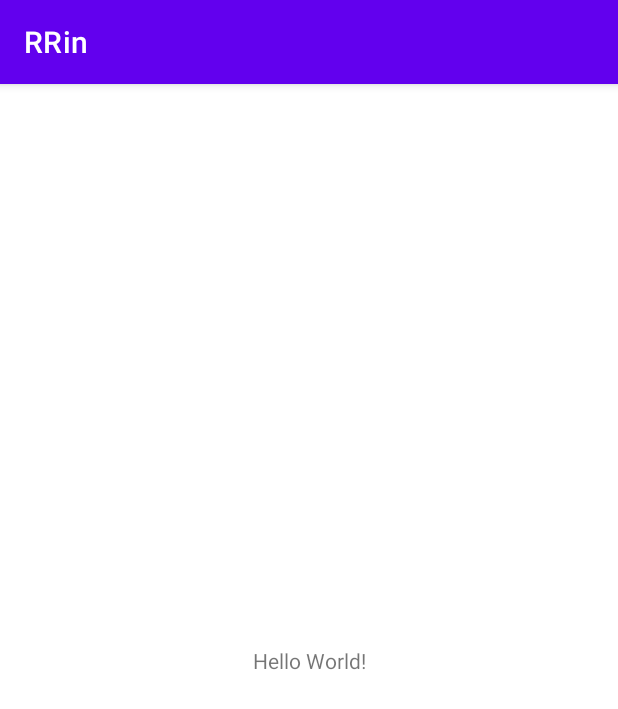
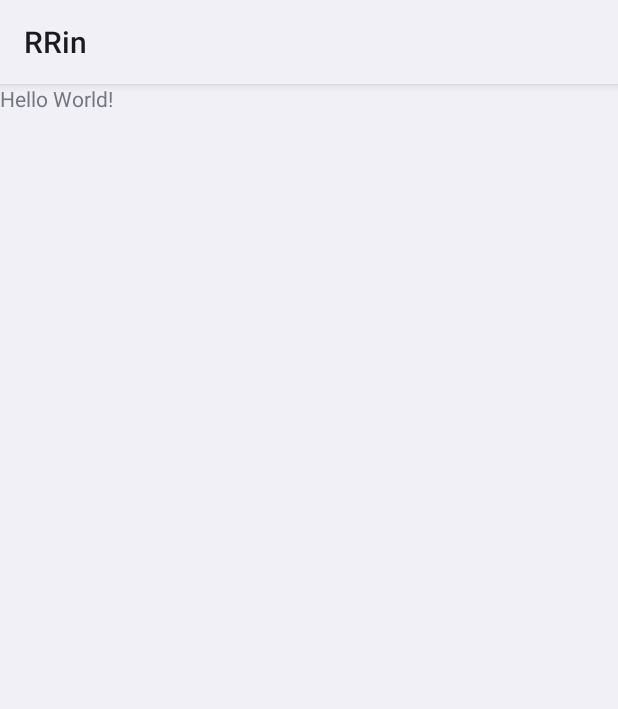
Before and after one commit to notSorin/RRin, an Android app: the screen it shows after launch (MainActivity), on a phone screen of 412 x 824 dp. Shown: the top 709 px of the screen. Run offline under Robolectric (Android 15) with nearby library versions, the phone set to English and light mode, and no system bars.

Commit message:
Removed unnecessary dependencies and repositories. Removed unnecessary theme. Modified the default theme to not use Material Components. Switched from AppCompatActivity to Activity.

```diff
--- a/app/build.gradle
+++ b/app/build.gradle
@@ -30,10 +30,4 @@ android {
 
 dependencies {
 
-    implementation 'androidx.appcompat:appcompat:1.2.0'
-    implementation 'com.google.android.material:material:1.2.1'
-    implementation 'androidx.constraintlayout:constraintlayout:2.0.1'
-    testImplementation 'junit:junit:4.+'
-    androidTestImplementation 'androidx.test.ext:junit:1.1.2'
-    androidTestImplementation 'androidx.test.espresso:espresso-core:3.3.0'
 }
--- a/app/src/main/java/es/sorin/rrin/MainActivity.java
+++ b/app/src/main/java/es/sorin/rrin/MainActivity.java
@@ -1,9 +1,9 @@
 package es.sorin.rrin;
 
-import androidx.appcompat.app.AppCompatActivity;
+import android.app.Activity;
 import android.os.Bundle;
 
-public class MainActivity extends AppCompatActivity
+public class MainActivity extends Activity
 {
     @Override
     protected void onCreate(Bundle savedInstanceState)
--- a/app/src/main/res/layout/activity_main.xml
+++ b/app/src/main/res/layout/activity_main.xml
@@ -1,18 +1,15 @@
 <?xml version="1.0" encoding="utf-8"?>
-<androidx.constraintlayout.widget.ConstraintLayout xmlns:android="http://schemas.android.com/apk/res/android"
+<LinearLayout xmlns:android="http://schemas.android.com/apk/res/android"
     xmlns:app="http://schemas.android.com/apk/res-auto"
     xmlns:tools="http://schemas.android.com/tools"
     android:layout_width="match_parent"
     android:layout_height="match_parent"
+    android:orientation="vertical"
     tools:context=".MainActivity">
 
     <TextView
         android:layout_width="wrap_content"
         android:layout_height="wrap_content"
-        android:text="Hello World!"
-        app:layout_constraintBottom_toBottomOf="parent"
-        app:layout_constraintLeft_toLeftOf="parent"
-        app:layout_constraintRight_toRightOf="parent"
-        app:layout_constraintTop_toTopOf="parent" />
+        android:text="Hello World!" />
 
-</androidx.constraintlayout.widget.ConstraintLayout>
+</LinearLayout>
--- a/app/src/main/res/values-night/themes.xml
+++ /dev/null
@@ -1,16 +0,0 @@
-<resources xmlns:tools="http://schemas.android.com/tools">
-    <!-- Base application theme. -->
-    <style name="Theme.RRin" parent="Theme.MaterialComponents.DayNight.DarkActionBar">
-        <!-- Primary brand color. -->
-        <item name="colorPrimary">@color/purple_200</item>
-        <item name="colorPrimaryVariant">@color/purple_700</item>
-        <item name="colorOnPrimary">@color/black</item>
-        <!-- Secondary brand color. -->
-        <item name="colorSecondary">@color/teal_200</item>
-        <item name="colorSecondaryVariant">@color/teal_200</item>
-        <item name="colorOnSecondary">@color/black</item>
-        <!-- Status bar color. -->
-        <item name="android:statusBarColor" tools:targetApi="l">?attr/colorPrimaryVariant</item>
-        <!-- Customize your theme here. -->
-    </style>
-</resources>
--- a/app/src/main/res/values/themes.xml
+++ b/app/src/main/res/values/themes.xml
@@ -1,16 +1,6 @@
 <resources xmlns:tools="http://schemas.android.com/tools">
     <!-- Base application theme. -->
-    <style name="Theme.RRin" parent="Theme.MaterialComponents.DayNight.DarkActionBar">
-        <!-- Primary brand color. -->
-        <item name="colorPrimary">@color/purple_500</item>
-        <item name="colorPrimaryVariant">@color/purple_700</item>
-        <item name="colorOnPrimary">@color/white</item>
-        <!-- Secondary brand color. -->
-        <item name="colorSecondary">@color/teal_200</item>
-        <item name="colorSecondaryVariant">@color/teal_700</item>
-        <item name="colorOnSecondary">@color/black</item>
-        <!-- Status bar color. -->
-        <item name="android:statusBarColor" tools:targetApi="l">?attr/colorPrimaryVariant</item>
-        <!-- Customize your theme here. -->
+    <style name="Theme.RRin" parent="android:Theme.DeviceDefault.Light">
+
     </style>
 </resources>
--- a/build.gradle
+++ b/build.gradle
@@ -16,7 +16,6 @@ allprojects {
     repositories {
         google()
         mavenCentral()
-        jcenter() // Warning: this repository is going to shut down soon
     }
 }
 
```
